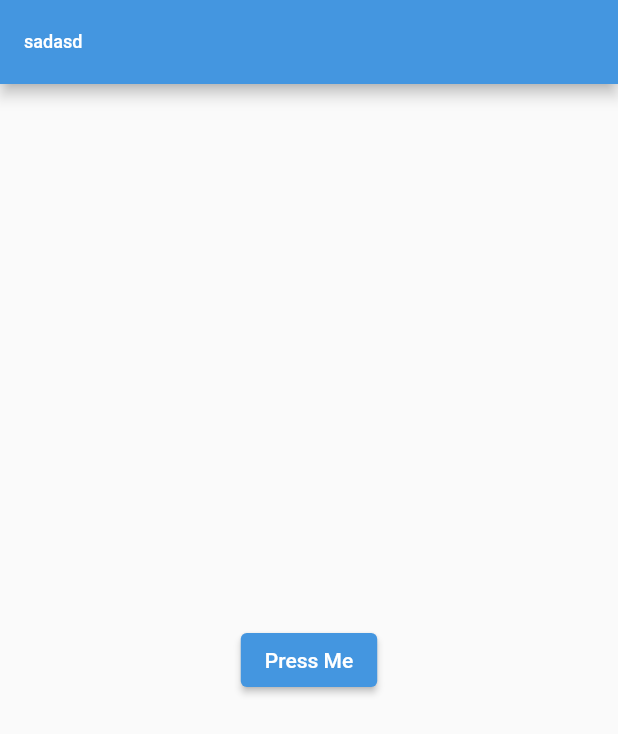
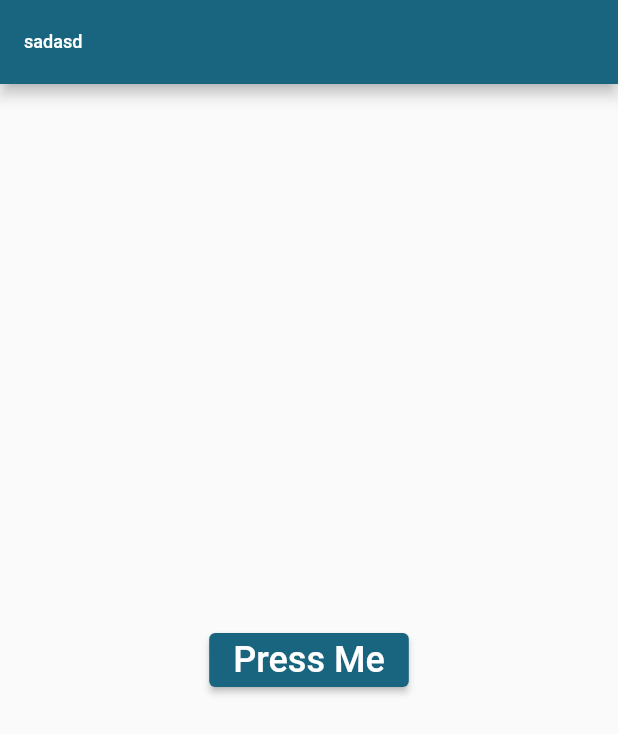
Before and after one commit to Aman2two/customtheme, a Flutter app: the screen it shows after launch, after a tap on "Press Me", on a phone screen of 412 x 824 dp. Shown: the top 734 px of the screen. Run offline on Flutter 3.47's test engine with Material 2 defaults, Android fonts, the phone set to English and light mode, and no system bars; our stand-ins replace equatable, flutter_bloc, get_it.

Commit message:
toggle theme working with bloc

```diff
--- a/lib/main.dart
+++ b/lib/main.dart
@@ -1,6 +1,9 @@
 import 'package:flutter/material.dart';
+import 'package:flutter_bloc/flutter_bloc.dart';
 import 'package:untitled3/app_configuration_json_helper.dart';
+import 'package:untitled3/custom_color_scheme.dart';
 import 'package:untitled3/locator.dart';
+import 'package:untitled3/theme_cubit.dart';
 
 void main() async {
   WidgetsFlutterBinding.ensureInitialized();
@@ -20,21 +23,34 @@ class MyApp extends StatelessWidget {
   // This widget is the root of your application.
   @override
   Widget build(BuildContext context) {
-    ThemeManager themeManager = getIt.get<ThemeManager>();
+    return BlocProvider(
+      create: (_) => ThemeCubit(),
+      child:
+          BlocBuilder<ThemeCubit, MyColorScheme>(builder: (cntxt, colorScheme) {
         return MaterialApp(
           title: 'Flutter Demo',
           debugShowCheckedModeBanner: false,
-      theme: ThemeData(
-          colorScheme: themeManager.getThemeData(userTypeAdmin).lightTheme),
-      darkTheme: ThemeData(
-          colorScheme: themeManager.getThemeData(userTypeAdmin).darkTheme),
+          theme: ThemeData(colorScheme: colorScheme.lightTheme),
+          darkTheme: ThemeData(colorScheme: colorScheme.darkTheme),
           themeMode: ThemeMode.system,
           home: Scaffold(
               appBar: AppBar(
-              title: const Text("sadasd", style: TextStyle(fontSize: 12.0))),
+                  title:
+                      const Text("sadasd", style: TextStyle(fontSize: 12.0))),
               body: Center(
-              child:
-                  GestureDetector(onTap: () {}, child:  ElevatedButton(onPressed: (){}, child: Text("Press Me"))))),
+                  child: GestureDetector(
+                      onTap: () {},
+                      child: ElevatedButton(
+                          onPressed: () {
+                            debugPrint("pressed ");
+                            cntxt
+                                .read<ThemeCubit>()
+                                .changeTheme(userTypeCustomer);
+                          },
+                          child: const Text("Press Me",
+                              style: TextStyle(fontSize: 24.0)))))),
+        );
+      }),
     );
   }
 }
--- /dev/null
+++ b/lib/theme_cubit.dart
@@ -0,0 +1,15 @@
+import 'package:flutter_bloc/flutter_bloc.dart';
+import 'package:untitled3/custom_color_scheme.dart';
+
+import 'app_configuration_json_helper.dart';
+import 'locator.dart';
+
+class ThemeCubit extends Cubit<MyColorScheme> {
+  ThemeCubit() : super(getIt.get<ThemeManager>().adminColorScheme);
+
+  void changeTheme(String userType) {
+    emit(userType == userTypeAdmin
+        ? getIt.get<ThemeManager>().adminColorScheme
+        : getIt.get<ThemeManager>().customerColorScheme);
+  }
+}
--- a/pubspec.yaml
+++ b/pubspec.yaml
@@ -38,6 +38,8 @@ dependencies:
   cupertino_icons: ^1.0.2
   flex_color_scheme: ^6.1.2
   get_it: ^7.2.0
+  flutter_bloc: ^8.1.2
+  equatable: ^2.0.5
 
 dev_dependencies:
   flutter_test:
```
Also changed, not shown: lib/theme/bloc/theme_bloc.dart (added, +16 -0 lines), lib/theme/bloc/theme_event.dart (added, +15 -0 lines), lib/theme/bloc/theme_state.dart (added, +11 -0 lines), lib/theme/bloc/ThemeCubit.dart (added), pubspec.lock. Lines whose indentation alone changed are shown as unchanged.
